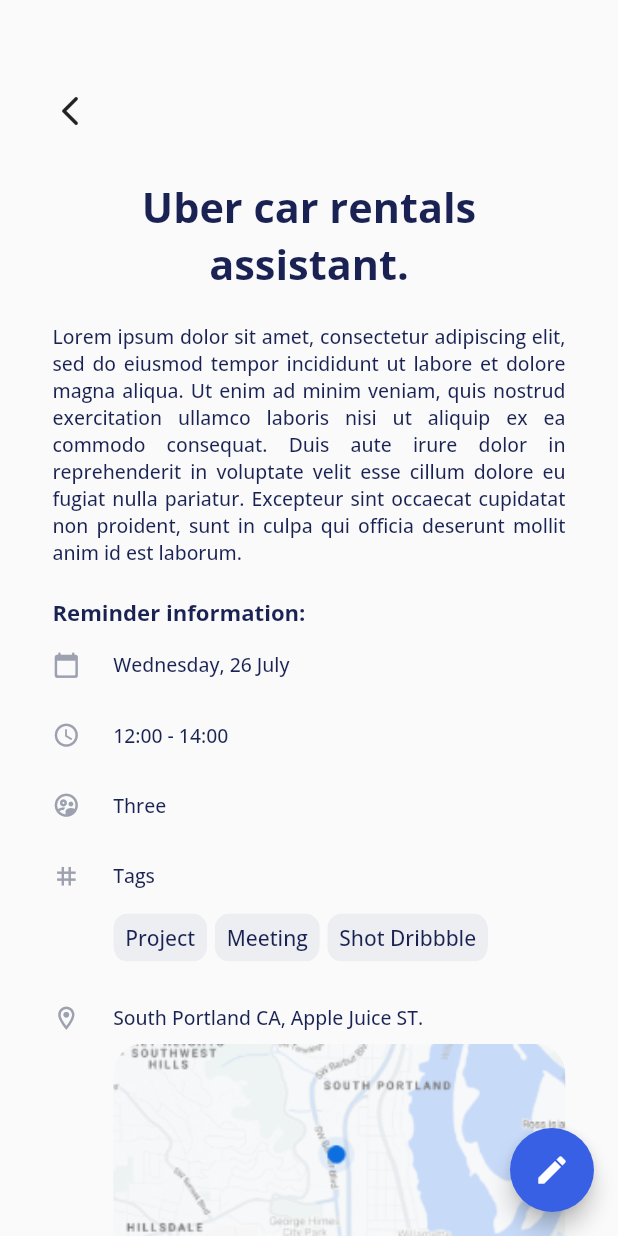
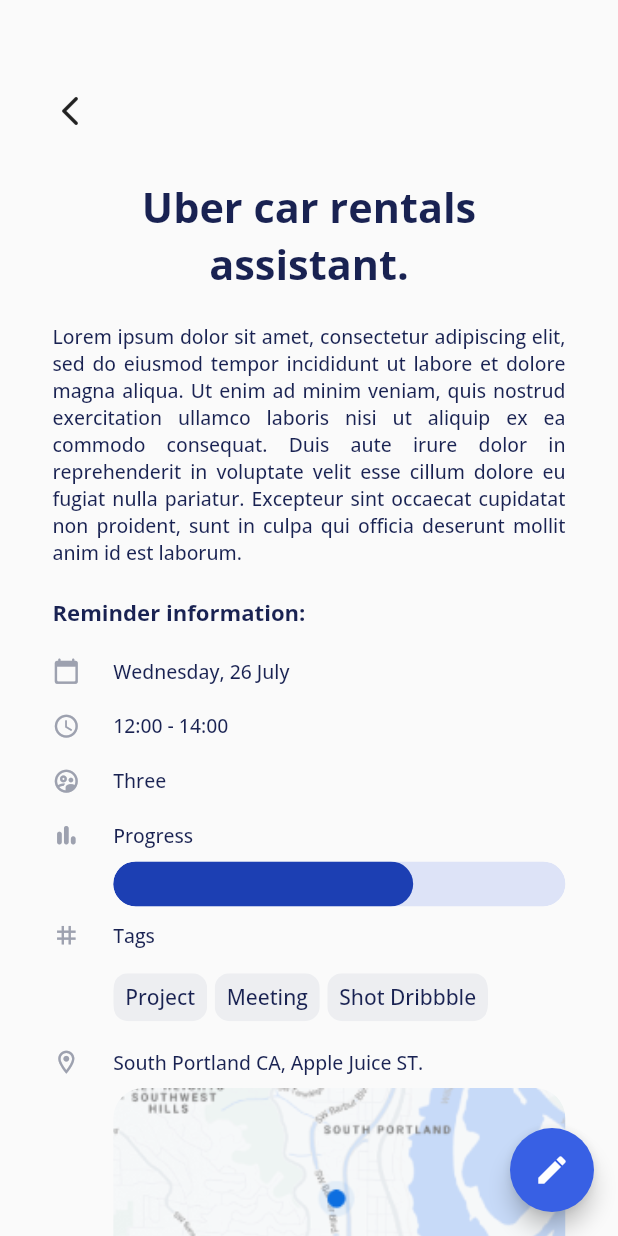
Before and after one commit to TecMasters420/flutter_schedule_app, a Flutter app: the ReminderDetailsPage screen opened by its route, on a phone screen of 412 x 824 dp. Run offline on Flutter 3.47's test engine with Material 2 defaults, Android fonts, the phone set to English and light mode, and no system bars; our stand-ins replace cloud_firestore, firebase_auth, firebase_core, flutter_dotenv, flutter_map, google_sign_in and 3 more; accounts and stored records are empty.

Commit message:
changes in reminders details

```diff
--- a/lib/screens/reminder_details_page/activities_details_page.dart
+++ b/lib/screens/reminder_details_page/activities_details_page.dart
@@ -21,6 +21,30 @@
     Icons.calendar_today_rounded: {'Wednesday, 26 July': []},
     Icons.access_time_sharp: {'12:00 - 14:00': []},
     Icons.supervised_user_circle_outlined: {'Three': []},
+    Icons.bar_chart_rounded: {
+      'Progress': [
+        Container(
+          height: 30,
+          width: double.infinity,
+          decoration: BoxDecoration(
+            color: accent.withOpacity(0.15),
+            borderRadius: BorderRadius.circular(15),
+          ),
+          child: Stack(
+            children: [
+              Container(
+                height: 30,
+                width: 200,
+                decoration: BoxDecoration(
+                  color: tempAccent,
+                  borderRadius: BorderRadius.circular(15),
+                ),
+              ),
+            ],
+          ),
+        ),
+      ]
+    },
     Icons.tag: {
       'Tags': [
         TagsList(
@@ -83,7 +107,7 @@
                 'Reminder information:',
                 style: TextStyles.w800(resp.sp16),
               ),
-              SizedBox(height: resp.hp(2)),
+              SizedBox(height: resp.hp(2.5)),
               ..._bodyElements.entries.map(
                 (e) => Column(
                   crossAxisAlignment: CrossAxisAlignment.start,
@@ -91,7 +115,7 @@
                     Row(
                       crossAxisAlignment: CrossAxisAlignment.start,
                       children: [
-                        Flexible(
+                        Expanded(
                           flex: 1,
                           child: Container(
                             alignment: Alignment.topLeft,
@@ -126,7 +150,7 @@
                         ),
                       ],
                     ),
-                    SizedBox(height: resp.wp(5)),
+                    SizedBox(height: resp.wp(2.5)),
                   ],
                 ),
               ),
--- a/lib/widgets/weather_container.dart
+++ b/lib/widgets/weather_container.dart
@@ -13,7 +13,7 @@
         height: 150,
         width: double.infinity,
         decoration: BoxDecoration(
-          color: lightGrey.withOpacity(0.1),
+          color: lightGrey.withOpacity(0.05),
           borderRadius: BorderRadius.circular(20),
         ),
         child: Stack(
```
